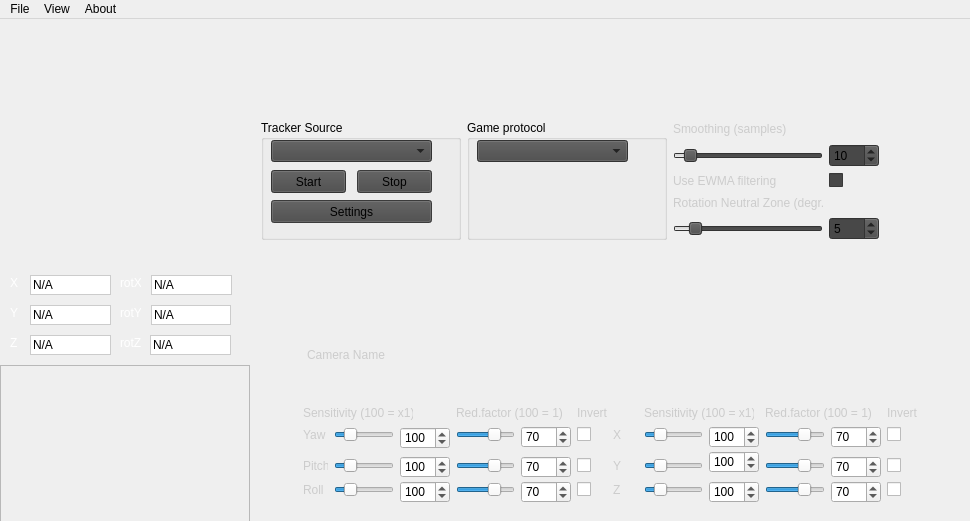
The window that FaceTrackNoIR/FaceTrackNoIR.ui (aavendan/facetracknoir) describes before a commit, drawn with Qt 5.
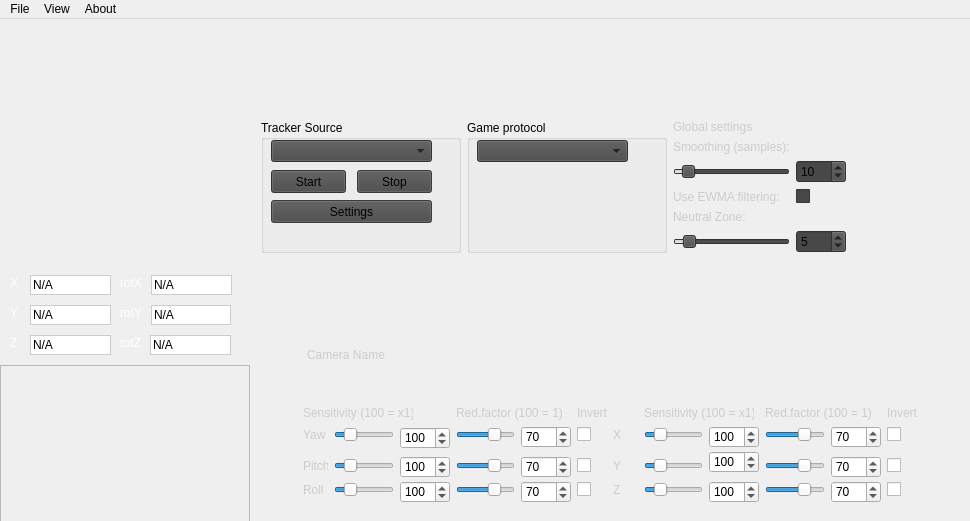
The same window after the commit. Icons and pictures are not drawn.

```diff
--- a/FaceTrackNoIR/FaceTrackNoIR.ui
+++ b/FaceTrackNoIR/FaceTrackNoIR.ui
@@ -940,11 +940,11 @@
 background:none;</string>
                </property>
                <property name="text">
-                <string>Smoothing (samples)</string>
+                <string>Global settings</string>
                </property>
               </widget>
              </item>
-             <item row="1" column="0">
+             <item row="2" column="0">
               <widget class="QSlider" name="slideSmoothing">
                <property name="minimumSize">
                 <size>
@@ -972,7 +972,7 @@
                </property>
               </widget>
              </item>
-             <item row="1" column="1">
+             <item row="2" column="1">
               <widget class="QSpinBox" name="spinSmoothing">
                <property name="minimumSize">
                 <size>
@@ -988,6 +988,59 @@
                </property>
               </widget>
              </item>
+             <item row="3" column="1">
+              <widget class="QCheckBox" name="chkUseEWMA">
+               <property name="text">
+                <string/>
+               </property>
+              </widget>
+             </item>
+             <item row="3" column="0">
+              <widget class="QLabel" name="lblSensYaw_5">
+               <property name="minimumSize">
+                <size>
+                 <width>25</width>
+                 <height>0</height>
+                </size>
+               </property>
+               <property name="maximumSize">
+                <size>
+                 <width>150</width>
+                 <height>16777215</height>
+                </size>
+               </property>
+               <property name="styleSheet">
+                <string notr="true">color:#ccc;
+background:none;</string>
+               </property>
+               <property name="text">
+                <string>Use EWMA filtering:</string>
+               </property>
+              </widget>
+             </item>
+             <item row="1" column="0">
+              <widget class="QLabel" name="lblSensYaw_4">
+               <property name="minimumSize">
+                <size>
+                 <width>25</width>
+                 <height>0</height>
+                </size>
+               </property>
+               <property name="maximumSize">
+                <size>
+                 <width>150</width>
+                 <height>16777215</height>
+                </size>
+               </property>
+               <property name="styleSheet">
+                <string notr="true">color:#ccc;
+background:none;</string>
+               </property>
+               <property name="text">
+                <string>Smoothing (samples):</string>
+               </property>
+              </widget>
+             </item>
              <item row="5" column="0">
               <widget class="QSlider" name="slideNeutralZone">
                <property name="minimumSize">
@@ -997,13 +1050,13 @@
                 </size>
                </property>
                <property name="minimum">
-                <number>0</number>
+                <number>1</number>
                </property>
                <property name="maximum">
                 <number>45</number>
                </property>
                <property name="pageStep">
-                <number>2</number>
+                <number>5</number>
                </property>
                <property name="value">
                 <number>5</number>
@@ -1032,8 +1085,8 @@
                </property>
               </widget>
              </item>
-             <item row="3" column="0">
-              <widget class="QLabel" name="lblSensYaw_4">
+             <item row="4" column="0">
+              <widget class="QLabel" name="lblSensYaw_6">
                <property name="minimumSize">
                 <size>
                  <width>25</width>
@@ -1051,37 +1104,7 @@
 background:none;</string>
                </property>
                <property name="text">
-                <string>Rotation Neutral Zone (degr.)</string>
-               </property>
-              </widget>
-             </item>
-             <item row="2" column="1">
-              <widget class="QCheckBox" name="chkUseEWMA">
-               <property name="text">
-                <string/>
-               </property>
-              </widget>
-             </item>
-             <item row="2" column="0">
-              <widget class="QLabel" name="lblSensYaw_5">
-               <property name="minimumSize">
-                <size>
-                 <width>25</width>
-                 <height>0</height>
-                </size>
-               </property>
-               <property name="maximumSize">
-                <size>
-                 <width>150</width>
-                 <height>16777215</height>
-                </size>
-               </property>
-               <property name="styleSheet">
-                <string notr="true">color:#ccc;
-background:none;</string>
-               </property>
-               <property name="text">
-                <string>Use EWMA filtering</string>
+                <string>Neutral Zone:</string>
                </property>
               </widget>
              </item>
```
Left out of the diff: 85 changed lines with no effect on the pictures.
